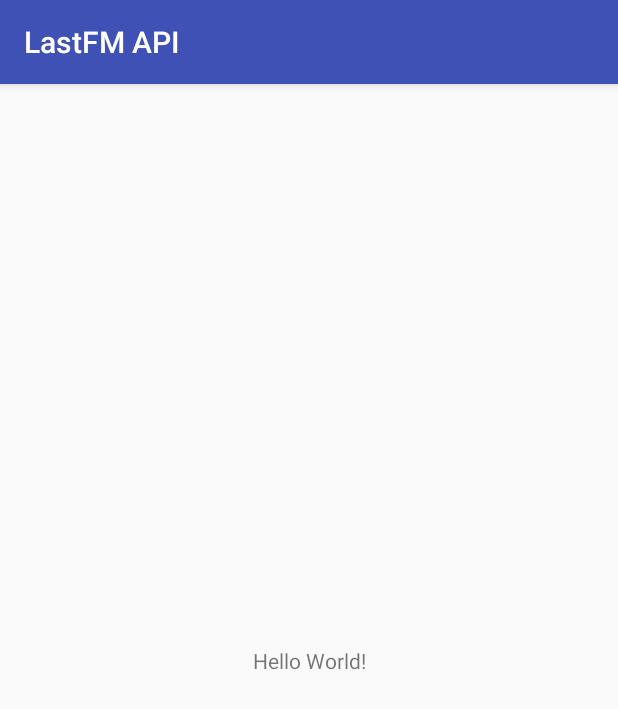
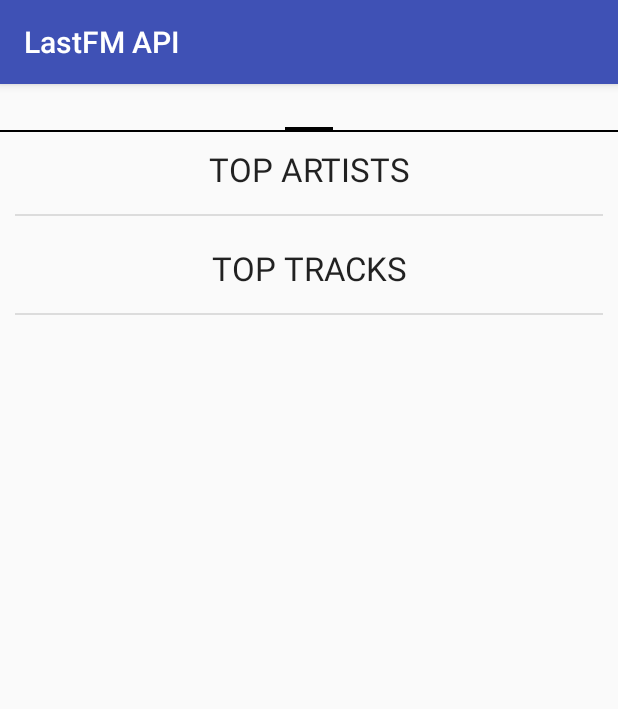
Before and after one commit to LuisBar05/AndroidStudioProjects, an Android app: the screen it shows after launch (MainActivity), on a phone screen of 412 x 824 dp. Shown: the top 709 px of the screen. Run offline under Robolectric (Android 15) with nearby library versions, the phone set to English and light mode, and no system bars.

Commit message:
LastFM API!

```diff
--- a/LastFMAPI/app/src/main/AndroidManifest.xml
+++ b/LastFMAPI/app/src/main/AndroidManifest.xml
@@ -1,6 +1,8 @@
 <?xml version="1.0" encoding="utf-8"?>
 <manifest xmlns:android="http://schemas.android.com/apk/res/android"
     package="com.example.luisbb.lastfmapi">
+
+    <uses-permission android:name="android.permission.INTERNET" />
 
     <application
         android:allowBackup="true"
--- /dev/null
+++ b/LastFMAPI/app/src/main/java/com/example/luisbb/lastfmapi/Fragments/TopArtistsFragment.java
@@ -0,0 +1,91 @@
+package com.example.luisbb.lastfmapi.Fragments;
+
+import android.content.Context;
+import android.os.Bundle;
+import android.support.annotation.NonNull;
+import android.support.annotation.Nullable;
+import android.support.v4.app.Fragment;
+import android.support.v4.app.FragmentActivity;
+import android.support.v7.widget.LinearLayoutManager;
+import android.support.v7.widget.RecyclerView;
+import android.view.LayoutInflater;
+import android.view.View;
+import android.view.ViewGroup;
+import android.widget.TextView;
+
+import com.example.luisbb.lastfmapi.R;
+
+
+public class TopArtistsFragment extends Fragment {
+
+
+    @Override
+    public void onCreate(@Nullable Bundle savedInstanceState) {
+        super.onCreate(savedInstanceState);
+    }
+
+    @Override
+    public View onCreateView(LayoutInflater inflater, ViewGroup container, Bundle savedInstanceState) {
+        // Inflate the layout for this fragment
+        return inflater.inflate(R.layout.fragment_base, container, false);
+    }
+
+
+    @Override
+    public void onActivityCreated(@Nullable Bundle savedInstanceState) {
+        super.onActivityCreated(savedInstanceState);
+
+        FragmentActivity myActivity=getActivity();
+        if(myActivity==null)
+            return;
+
+        RecyclerView myRecyclerView=myActivity.findViewById(R.id.rvList);
+        if(myRecyclerView==null)
+            return;
+
+        String[] elementsArray=getResources().getStringArray(R.array.elements);
+
+        myRecyclerView.setLayoutManager(new LinearLayoutManager(getContext(), LinearLayoutManager.VERTICAL, false));
+        myRecyclerView.setAdapter(new ElementsListAdapter(getContext(), elementsArray));
+    }
+}
+
+class ElementsListAdapter extends RecyclerView.Adapter<ElementsListViewHolder>{
+    private Context myContext;
+    private String [] elementsArray;
+
+    public ElementsListAdapter(Context myContext, String [] elementsArray){
+        this.myContext=myContext;
+        this.elementsArray=elementsArray;
+    }
+
+    @NonNull
+    @Override
+    public ElementsListViewHolder onCreateViewHolder(@NonNull ViewGroup viewGroup, int i) {
+        View rowView = LayoutInflater.from (myContext).inflate (R.layout.top_artists_list_elements, viewGroup, false);
+        return new ElementsListViewHolder (rowView);
+    }
+
+    @Override
+    public void onBindViewHolder(@NonNull ElementsListViewHolder elementsListViewHolder, int i) {
+        elementsListViewHolder.bind(elementsArray[i]);
+    }
+
+    @Override
+    public int getItemCount() {
+        return elementsArray.length;
+    }
+}
+
+class ElementsListViewHolder extends RecyclerView.ViewHolder{
+    private TextView textView;
+
+    ElementsListViewHolder (@NonNull View itemView) {
+        super (itemView);
+        textView = itemView.findViewById (R.id.tvElement);
+    }
+
+    public void bind (String text) {
+        textView.setText (text);
+    }
+}
--- /dev/null
+++ b/LastFMAPI/app/src/main/java/com/example/luisbb/lastfmapi/Fragments/TopTracksFragment.java
@@ -0,0 +1,90 @@
+package com.example.luisbb.lastfmapi.Fragments;
+
+import android.content.Context;
+import android.net.Uri;
+import android.os.Bundle;
+import android.support.annotation.NonNull;
+import android.support.annotation.Nullable;
+import android.support.v4.app.Fragment;
+import android.support.v4.app.FragmentActivity;
+import android.support.v7.widget.LinearLayoutManager;
+import android.support.v7.widget.RecyclerView;
+import android.view.LayoutInflater;
+import android.view.View;
+import android.view.ViewGroup;
+import android.widget.TextView;
+
+import com.example.luisbb.lastfmapi.R;
+
+public class TopTracksFragment extends Fragment {
+
+    @Override
+    public void onCreate(@Nullable Bundle savedInstanceState) {
+        super.onCreate(savedInstanceState);
+    }
+
+    @Override
+    public View onCreateView(LayoutInflater inflater, ViewGroup container, Bundle savedInstanceState) {
+        // Inflate the layout for this fragment
+        return inflater.inflate(R.layout.fragment_base_2, container, false);
+    }
+
+
+    @Override
+    public void onActivityCreated(@Nullable Bundle savedInstanceState) {
+        super.onActivityCreated(savedInstanceState);
+
+        FragmentActivity myActivity=getActivity();
+        if(myActivity==null)
+            return;
+
+        RecyclerView myRecyclerView=myActivity.findViewById(R.id.rvList2);
+        if(myRecyclerView==null)
+            return;
+
+        String[] elementsArray=getResources().getStringArray(R.array.elements);
+
+        myRecyclerView.setLayoutManager(new LinearLayoutManager(getContext(), LinearLayoutManager.VERTICAL, false));
+        myRecyclerView.setAdapter(new TopTracksListAdapter(getContext(), elementsArray));
+    }
+}
+
+class TopTracksListAdapter extends RecyclerView.Adapter<TopTracksListViewHolder>{
+    private Context myContext;
+    private String [] elementsArray;
+
+    public TopTracksListAdapter(Context myContext, String [] elementsArray){
+        this.myContext=myContext;
+        this.elementsArray=elementsArray;
+    }
+
+    @NonNull
+    @Override
+    public TopTracksListViewHolder onCreateViewHolder(@NonNull ViewGroup viewGroup, int i) {
+        View rowView = LayoutInflater.from (myContext).inflate (R.layout.top_tracks_list_elements, viewGroup, false);
+        return new TopTracksListViewHolder (rowView);
+    }
+
+    @Override
+    public void onBindViewHolder(@NonNull TopTracksListViewHolder topTracksListViewHolder, int i) {
+        topTracksListViewHolder.bind(elementsArray[i]);
+    }
+
+    @Override
+    public int getItemCount() {
+        return elementsArray.length;
+    }
+}
+
+class TopTracksListViewHolder extends RecyclerView.ViewHolder{
+    private TextView textView;
+
+    TopTracksListViewHolder (@NonNull View itemView) {
+        super (itemView);
+        textView = itemView.findViewById (R.id.tvTrackElement);
+    }
+
+    public void bind (String text) {
+        textView.setText (text);
+    }
+}
--- a/LastFMAPI/app/src/main/java/com/example/luisbb/lastfmapi/MainActivity.java
+++ b/LastFMAPI/app/src/main/java/com/example/luisbb/lastfmapi/MainActivity.java
@@ -1,13 +1,53 @@
 package com.example.luisbb.lastfmapi;
 
+import android.support.v4.app.Fragment;
+import android.support.v4.app.FragmentManager;
+import android.support.v4.app.FragmentPagerAdapter;
+import android.support.v4.view.ViewPager;
 import android.support.v7.app.AppCompatActivity;
 import android.os.Bundle;
 
-public class MainActivity extends AppCompatActivity {
+import com.example.luisbb.lastfmapi.Fragments.TopArtistsFragment;
+import com.example.luisbb.lastfmapi.Fragments.TopTracksFragment;
+
+public class MainActivity extends AppCompatActivity{
+    FragmentPagerAdapter myAdapterPager;
 
     @Override
     protected void onCreate(Bundle savedInstanceState) {
         super.onCreate(savedInstanceState);
         setContentView(R.layout.activity_main);
+
+        ViewPager viewPager=findViewById(R.id.viewPager);
+        myAdapterPager=new PagerAdapter(getSupportFragmentManager());
+        viewPager.setAdapter(myAdapterPager);
+
+
+    }
+
+    public static class PagerAdapter extends FragmentPagerAdapter{
+        private static int NUM_ITEMS=2;
+
+        public PagerAdapter(FragmentManager fm) {
+            super(fm);
+        }
+
+        @Override
+        public Fragment getItem(int i) {
+            switch (i){
+                case 0:
+                    return new TopArtistsFragment();
+                case 1:
+                    return new TopTracksFragment();
+                default:
+                    return null;
+
+            }
+        }
+
+        @Override
+        public int getCount() {
+            return NUM_ITEMS;
+        }
     }
 }
--- /dev/null
+++ b/LastFMAPI/app/src/main/java/com/example/luisbb/lastfmapi/Utils/LastFMConstants.java
@@ -0,0 +1,9 @@
+package com.example.luisbb.lastfmapi.Utils;
+
+public class LastFMConstants {
+    public static final String API_KEY="1fa27caeb91147af8ef087e4c1c477de";
+    public static final String BASE_URL = "http://ws.audioscrobbler.com/2.0/";
+    public static final int TOP_ITEMS_LIMIT= 10;
+    public static final String DEFAULT_USER="luis_barman";
+
+}
--- a/LastFMAPI/app/src/main/res/layout/activity_main.xml
+++ b/LastFMAPI/app/src/main/res/layout/activity_main.xml
@@ -1,18 +1,24 @@
 <?xml version="1.0" encoding="utf-8"?>
-<android.support.constraint.ConstraintLayout xmlns:android="http://schemas.android.com/apk/res/android"
-    xmlns:app="http://schemas.android.com/apk/res-auto"
+<LinearLayout xmlns:android="http://schemas.android.com/apk/res/android"
     xmlns:tools="http://schemas.android.com/tools"
     android:layout_width="match_parent"
     android:layout_height="match_parent"
+    android:orientation="vertical"
     tools:context=".MainActivity">
 
-    <TextView
-        android:layout_width="wrap_content"
-        android:layout_height="wrap_content"
-        android:text="Hello World!"
-        app:layout_constraintBottom_toBottomOf="parent"
-        app:layout_constraintLeft_toLeftOf="parent"
-        app:layout_constraintRight_toRightOf="parent"
-        app:layout_constraintTop_toTopOf="parent" />
+    <android.support.v4.view.ViewPager
+        android:id="@+id/viewPager"
+        android:layout_height="match_parent"
+        android:layout_width="wrap_content" >
 
-</android.support.constraint.ConstraintLayout>
+        <android.support.v4.view.PagerTabStrip
+            android:id="@+id/pagerHeader"
+            android:layout_width="match_parent"
+            android:layout_height="wrap_content"
+            android:layout_gravity="top"
+            android:paddingBottom="4dp"
+            android:paddingTop="4dp" />
+
+    </android.support.v4.view.ViewPager>
+
+</LinearLayout>
--- /dev/null
+++ b/LastFMAPI/app/src/main/res/layout/fragment_base.xml
@@ -0,0 +1,14 @@
+<?xml version="1.0" encoding="utf-8"?>
+<LinearLayout xmlns:android="http://schemas.android.com/apk/res/android"
+    xmlns:tools="http://schemas.android.com/tools"
+    android:orientation="vertical"
+    android:layout_width="match_parent"
+    android:layout_height="match_parent"
+    >
+
+    <android.support.v7.widget.RecyclerView
+        android:id="@+id/rvList"
+        android:layout_width="match_parent"
+        android:layout_height="match_parent" />
+
+</LinearLayout>
--- /dev/null
+++ b/LastFMAPI/app/src/main/res/layout/fragment_base_2.xml
@@ -0,0 +1,14 @@
+<?xml version="1.0" encoding="utf-8"?>
+<LinearLayout xmlns:android="http://schemas.android.com/apk/res/android"
+    xmlns:tools="http://schemas.android.com/tools"
+    android:orientation="vertical"
+    android:layout_width="match_parent"
+    android:layout_height="match_parent"
+    >
+
+    <android.support.v7.widget.RecyclerView
+        android:id="@+id/rvList2"
+        android:layout_width="match_parent"
+        android:layout_height="match_parent" />
+
+</LinearLayout>
--- /dev/null
+++ b/LastFMAPI/app/src/main/res/layout/top_artists_list_elements.xml
@@ -0,0 +1,18 @@
+<?xml version="1.0" encoding="utf-8"?>
+<LinearLayout xmlns:android="http://schemas.android.com/apk/res/android"
+    android:orientation="vertical"
+    android:layout_width="match_parent"
+    android:layout_height="wrap_content"
+    android:padding="10dp"
+    android:divider="?android:dividerVertical"
+    android:showDividers="end">
+
+    <TextView
+        android:id="@+id/tvElement"
+        android:layout_marginBottom="15dp"
+        android:gravity="center_horizontal"
+        android:layout_width="match_parent"
+        android:layout_height="wrap_content"
+        android:textAppearance="?android:attr/textAppearanceLarge" />
+
+</LinearLayout>
--- /dev/null
+++ b/LastFMAPI/app/src/main/res/layout/top_tracks_list_elements.xml
@@ -0,0 +1,18 @@
+<?xml version="1.0" encoding="utf-8"?>
+<LinearLayout xmlns:android="http://schemas.android.com/apk/res/android"
+    android:orientation="vertical"
+    android:layout_width="match_parent"
+    android:layout_height="wrap_content"
+    android:padding="10dp"
+    android:divider="?android:dividerVertical"
+    android:showDividers="end">
+
+    <TextView
+        android:id="@+id/tvTrackElement"
+        android:layout_marginBottom="15dp"
+        android:gravity="center_horizontal"
+        android:layout_width="match_parent"
+        android:layout_height="wrap_content"
+        android:textAppearance="?android:attr/textAppearanceLarge" />
+
+</LinearLayout>
--- /dev/null
+++ b/LastFMAPI/app/src/main/res/values/arrays.xml
@@ -0,0 +1,7 @@
+<?xml version="1.0" encoding="utf-8"?>
+<resources>
+  <string-array name="elements">
+    <item>TOP ARTISTS</item>
+    <item>TOP TRACKS</item>
+  </string-array>
+</resources>
--- a/LastFMAPI/app/src/main/res/values/strings.xml
+++ b/LastFMAPI/app/src/main/res/values/strings.xml
@@ -1,3 +1,8 @@
 <resources>
     <string name="app_name">LastFM API</string>
+    <string name="top_artists">Top Artists</string>
+    <string name="top_tracks">Top Tracks</string>
+
+    <!-- TODO: Remove or change this placeholder text -->
+    <string name="hello_blank_fragment">Hello blank fragment</string>
 </resources>
```
Also changed, not shown: LastFMAPI/app/build.gradle (+6 -1 lines).
